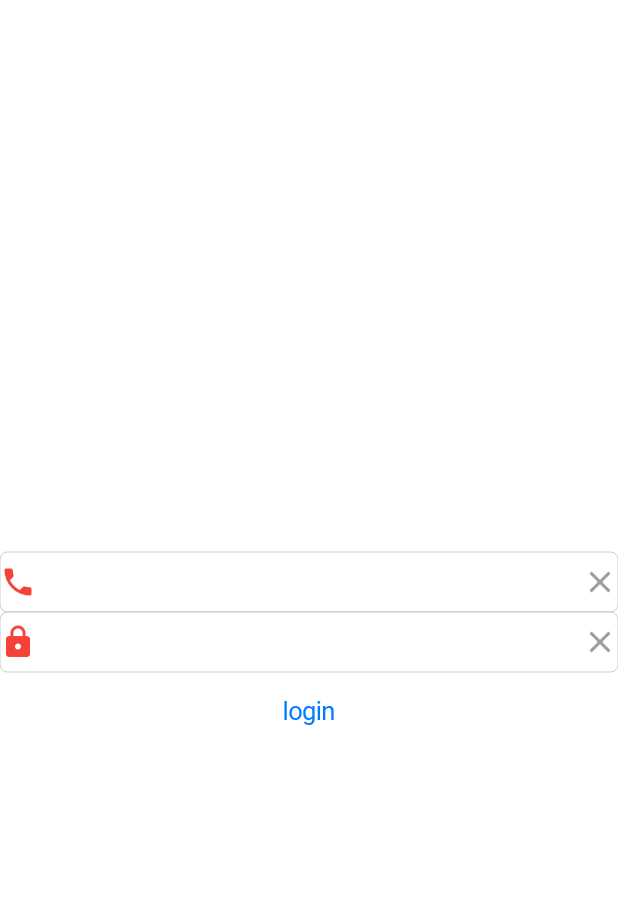
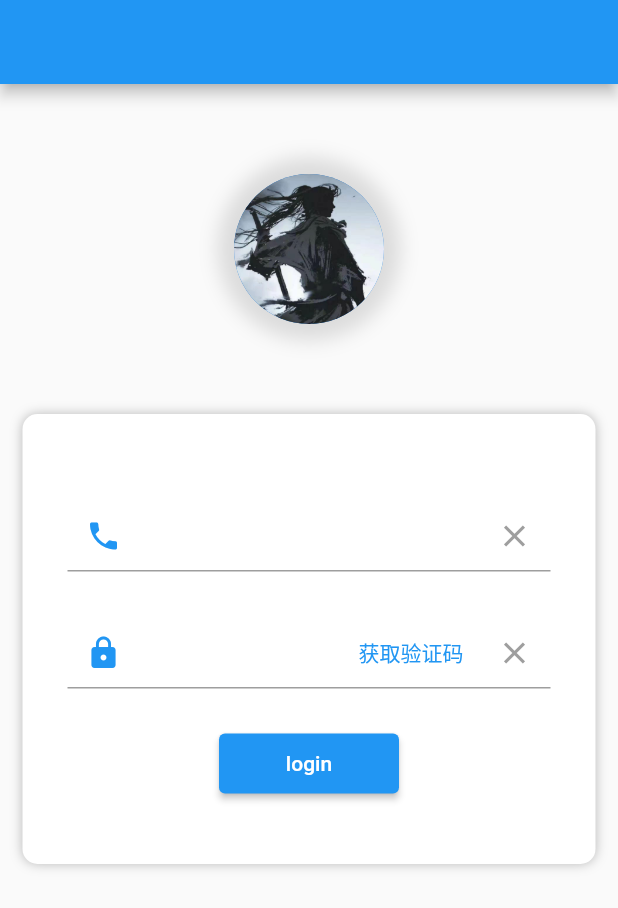
Before and after one commit to clin211/learn-flutter, a Flutter app: the screen it shows after launch, on a phone screen of 412 x 824 dp. Shown: the top 908 px of the screen. Run offline on Flutter 3.47's test engine with Material 2 defaults, Android fonts, the phone set to English and light mode, and no system bars.

Commit message:
feat: 基础布局

```diff
--- /dev/null
+++ b/lib/main copy.dart
@@ -0,0 +1,58 @@
+import 'package:flutter/cupertino.dart';
+import 'package:flutter/material.dart';
+// import 'package:flutter/material.dart';
+
+// 应用入口
+void main() {
+  runApp(const MyApp());
+}
+
+class MyApp extends StatelessWidget {
+  const MyApp({Key? key}) : super(key: key);
+
+  @override
+  Widget build(BuildContext context) {
+    // return MaterialApp(
+    //   home: Scaffold(
+    //     appBar: AppBar(),
+    //     body: Container(
+    //       color: const Color.fromRGBO(255, 255, 255, 1.0),
+    //       child: const Text(
+    //         'Flutter 入门',
+    //         textDirection: TextDirection.ltr,
+    //       ),
+    //     ),
+    //   ),
+    // );
+    return CupertinoApp(
+      home: CupertinoPageScaffold(
+        navigationBar: const CupertinoNavigationBar(),
+        child: SafeArea(
+          child: Container(
+            // padding: const EdgeInsets.only(top: 110),
+            child: Column(
+              mainAxisAlignment: MainAxisAlignment.center,
+              children: [
+                const CupertinoTextField(
+                  padding: EdgeInsets.all(10),
+                  prefix: Icon(Icons.phone, color: Colors.red),
+                  suffix: Icon(Icons.close, color: Colors.grey),
+                ),
+                const CupertinoTextField(
+                  padding: EdgeInsets.all(10),
+                  prefix: Icon(Icons.lock, color: Colors.red),
+                  suffix: Icon(Icons.close, color: Colors.grey),
+                ),
+                CupertinoButton(
+                    child: const Text('login'),
+                    onPressed: () {
+                      print('object');
+                    })
+              ],
+            ),
+          ),
+        ),
+      ),
+    );
+  }
+}
--- a/lib/main.dart
+++ b/lib/main.dart
@@ -1,4 +1,4 @@
-import 'package:flutter/cupertino.dart';
+// import 'package:flutter/cupertino.dart';
 import 'package:flutter/material.dart';
 // import 'package:flutter/material.dart';
 
@@ -12,47 +12,116 @@ class MyApp extends StatelessWidget {
 
   @override
   Widget build(BuildContext context) {
-    // return MaterialApp(
-    //   home: Scaffold(
-    //     appBar: AppBar(),
-    //     body: Container(
-    //       color: const Color.fromRGBO(255, 255, 255, 1.0),
-    //       child: const Text(
-    //         'Flutter 入门',
-    //         textDirection: TextDirection.ltr,
-    //       ),
-    //     ),
-    //   ),
-    // );
-    return CupertinoApp(
-      home: CupertinoPageScaffold(
-        navigationBar: const CupertinoNavigationBar(),
-        child: SafeArea(
-          child: Container(
-            // padding: const EdgeInsets.only(top: 110),
-            child: Column(
-              mainAxisAlignment: MainAxisAlignment.center,
-              children: [
-                const CupertinoTextField(
-                  padding: EdgeInsets.all(10),
-                  prefix: Icon(Icons.phone, color: Colors.red),
-                  suffix: Icon(Icons.close, color: Colors.grey),
-                ),
-                const CupertinoTextField(
-                  padding: EdgeInsets.all(10),
-                  prefix: Icon(Icons.lock, color: Colors.red),
-                  suffix: Icon(Icons.close, color: Colors.grey),
-                ),
-                CupertinoButton(
-                    child: const Text('login'),
-                    onPressed: () {
-                      print('object');
-                    })
-              ],
-            ),
-          ),
-        ),
+    return MaterialApp(
+      home: Scaffold(
+        appBar: AppBar(),
+        body: HomePage(),
       ),
     );
   }
 }
+
+class HomePage extends StatelessWidget {
+  const HomePage({
+    Key? key,
+  }) : super(key: key);
+
+  void handleOnPressed() {
+    print('object');
+  }
+
+  @override
+  Widget build(BuildContext context) {
+    return SafeArea(
+      child: Column(
+        children: [
+          Container(
+            margin: const EdgeInsets.only(
+              top: 50,
+              bottom: 30,
+            ),
+            height: 120,
+            decoration: const BoxDecoration(
+              shape: BoxShape.circle,
+              boxShadow: [
+                BoxShadow(
+                  color: Colors.black12,
+                  spreadRadius: 1,
+                  blurRadius: 10,
+                ),
+              ],
+            ),
+            child: const Center(
+              child: CircleAvatar(
+                backgroundImage: AssetImage('lib/images/avatar.jpg'),
+                radius: 50,
+              ),
+            ),
+          ),
+          Container(
+            height: 300,
+            margin: const EdgeInsets.symmetric(
+              vertical: 20,
+              horizontal: 15,
+            ),
+            padding:
+                const EdgeInsets.only(top: 30, right: 30, left: 30, bottom: 20),
+            decoration: BoxDecoration(
+              color: Colors.white,
+              boxShadow: const [
+                BoxShadow(
+                  color: Colors.black26,
+                  blurRadius: 6,
+                )
+              ],
+              borderRadius: BorderRadius.circular(10),
+            ),
+            child: Column(
+              mainAxisAlignment: MainAxisAlignment.center,
+              children: [
+                const TextField(
+                  decoration: InputDecoration(
+                    prefixIcon: Icon(Icons.phone, color: Colors.blue),
+                    suffixIcon: Icon(Icons.close, color: Colors.grey),
+                  ),
+                ),
+                const Padding(
+                  padding: EdgeInsets.all(15),
+                ),
+                Stack(
+                  children: [
+                    const TextField(
+                      decoration: InputDecoration(
+                        prefixIcon: Icon(Icons.lock, color: Colors.blue),
+                        suffixIcon: Icon(Icons.close, color: Colors.grey),
+                      ),
+                    ),
+                    Positioned(
+                      right: 50,
+                      child: TextButton(
+                        child: const Text('获取验证码'),
+                        onPressed: handleOnPressed,
+                      ),
+                    )
+                  ],
+                ),
+                Padding(
+                  padding: const EdgeInsets.only(top: 30),
+                  child: SizedBox(
+                    width: 120,
+                    height: 40,
+                    child: ElevatedButton(
+                        child: const Text('login'),
+                        onPressed: () {
+                          print('object');
+                        }),
+                  ),
+                )
+              ],
+            ),
+          ),
+        ],
+      ),
+    );
+  }
+}
--- a/pubspec.yaml
+++ b/pubspec.yaml
@@ -58,9 +58,8 @@ flutter:
   uses-material-design: true
 
   # To add assets to your application, add an assets section, like this:
-  # assets:
-  #   - images/a_dot_burr.jpeg
-  #   - images/a_dot_ham.jpeg
+  assets:
+    - ./lib/images/avatar.jpg
 
   # An image asset can refer to one or more resolution-specific "variants", see
   # https://flutter.dev/assets-and-images/#resolution-aware.
```
